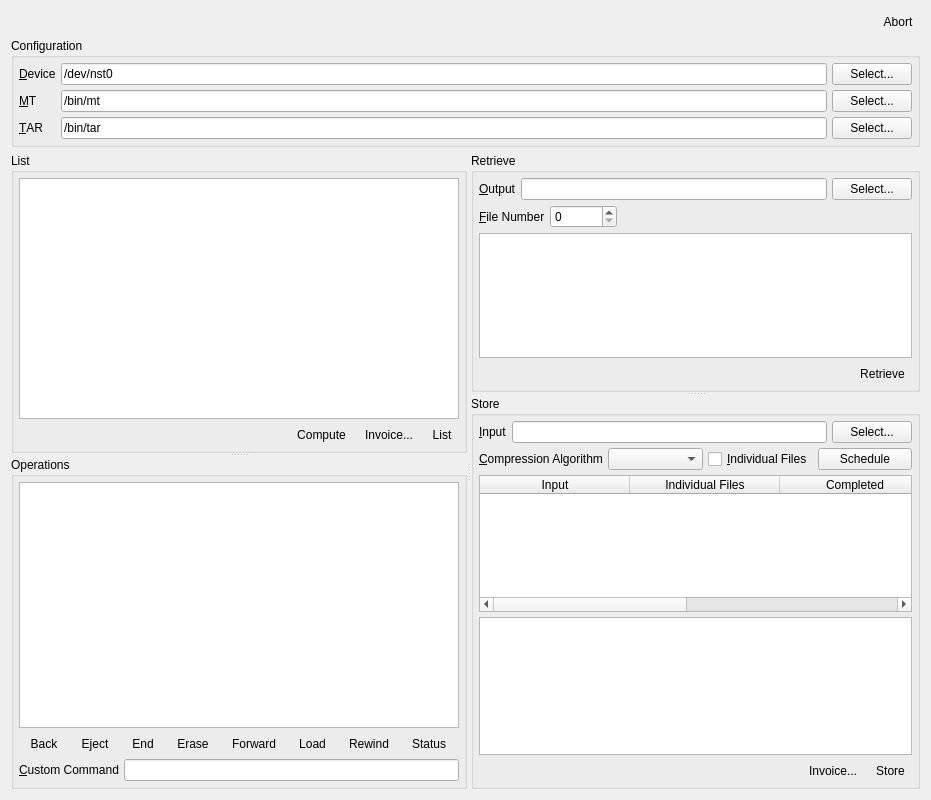
The window that UI/spinware_page.ui (textbrowser/spinware) describes before a commit, drawn with Qt 5.
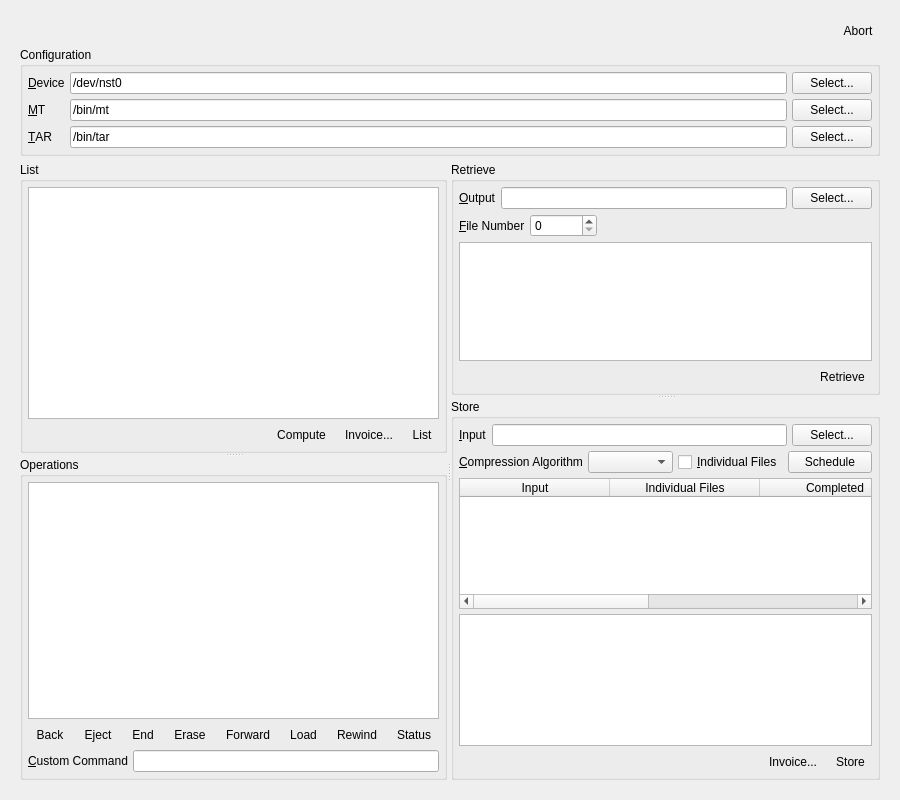
The same window after the commit. Icons and pictures are not drawn.

Commit message: Scroll area.

```diff
--- a/UI/spinware_page.ui
+++ b/UI/spinware_page.ui
@@ -6,7 +6,7 @@
    <rect>
     <x>0</x>
     <y>0</y>
-    <width>931</width>
+    <width>900</width>
     <height>800</height>
    </rect>
   </property>
@@ -15,6 +15,24 @@
   </property>
   <layout class="QVBoxLayout" name="verticalLayout_3">
    <item>
+    <widget class="QScrollArea" name="scrollArea">
+     <property name="frameShape">
+      <enum>QFrame::NoFrame</enum>
+     </property>
+     <property name="widgetResizable">
+      <bool>true</bool>
+     </property>
+     <widget class="QWidget" name="scrollAreaWidgetContents">
+      <property name="geometry">
+       <rect>
+        <x>0</x>
+        <y>0</y>
+        <width>955</width>
+        <height>899</height>
+       </rect>
+      </property>
+      <layout class="QVBoxLayout" name="verticalLayout_4">
+       <item>
     <layout class="QHBoxLayout" name="horizontalLayout_4">
      <property name="spacing">
       <number>5</number>
@@ -935,6 +953,10 @@
    </item>
   </layout>
  </widget>
+    </widget>
+   </item>
+  </layout>
+ </widget>
  <tabstops>
   <tabstop>abort</tabstop>
   <tabstop>device</tabstop>
```
Left out of the diff: 1 changed line with no effect on the pictures. Lines whose indentation alone changed are shown as unchanged.
